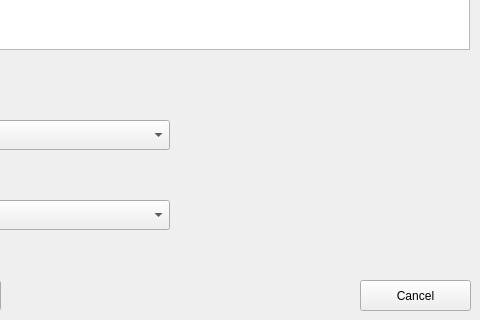
Qt form GUI/newContent.ui (DaanVink/Olympus) before a commit; both pictures show x 120 to 600 and y 180 to 500 of the 600 by 500 pixel window.
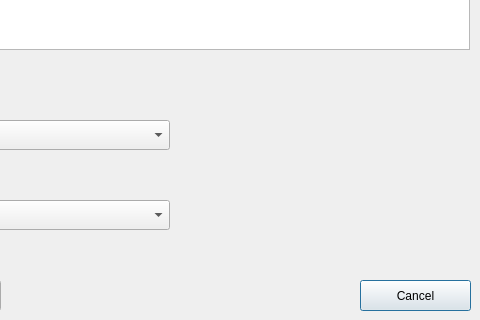
The same form after that commit.

What changed in the file:
```diff
--- a/GUI/newContent.ui
+++ b/GUI/newContent.ui
@@ -1,7 +1,7 @@
 <?xml version="1.0" encoding="UTF-8"?>
 <ui version="4.0">
  <class>Dialog</class>
- <widget class="QMainWindow" name="MainWindow">
+ <widget class="QDialog" name="MainWindow">
   <property name="geometry">
    <rect>
     <x>0</x>
```
